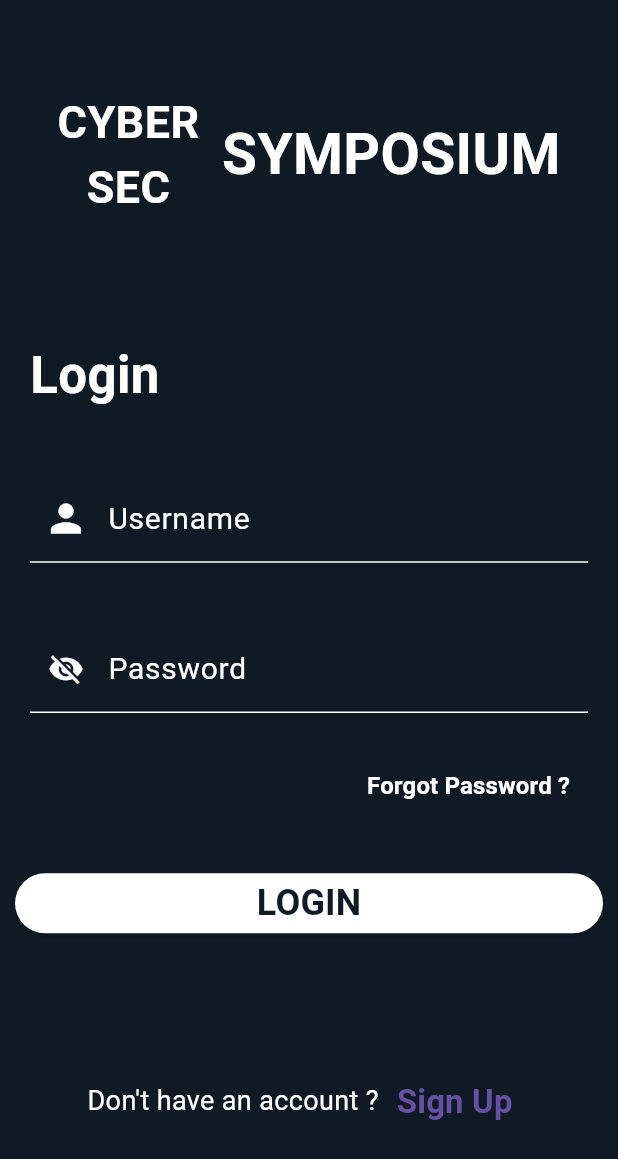
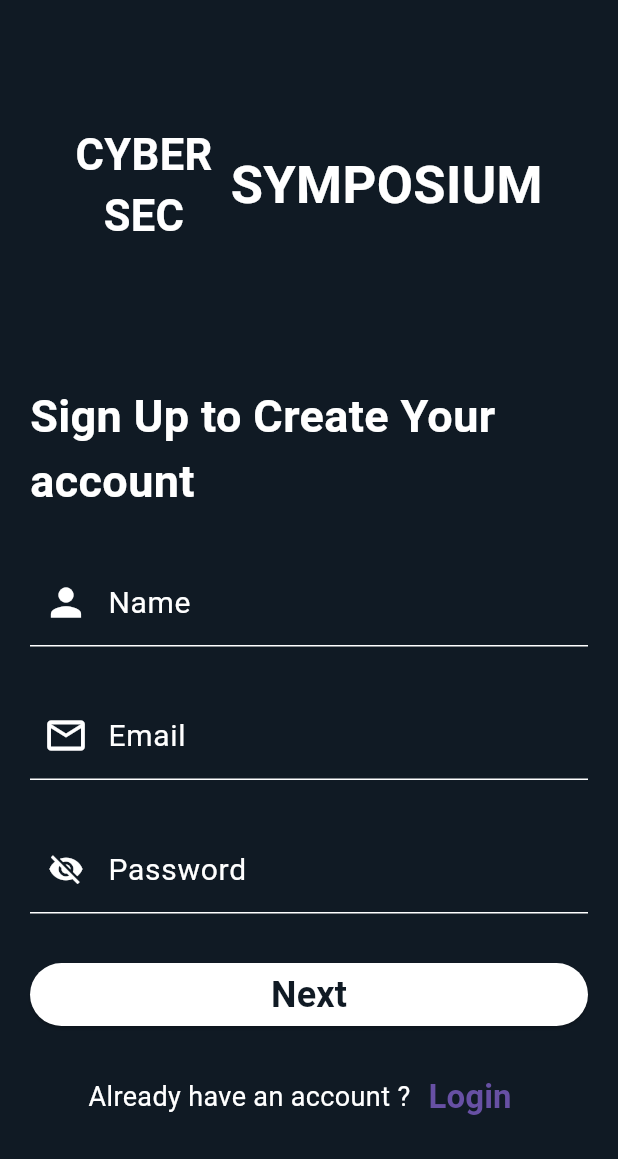
Before and after one commit to harsh082ip/go-flutter-Chat_App, a Flutter app: the screen it shows after launch, after a tap on "Sign Up", on a phone screen of 412 x 824 dp. Shown: the top 1159 px of the screen. Run offline on Flutter 3.47's test engine with Material 3 defaults, Android fonts, the phone set to English and light mode, and no system bars.

Commit message:
signup page added

```diff
--- a/lpu_chathub/lib/views/authentication/login.dart
+++ b/lpu_chathub/lib/views/authentication/login.dart
@@ -1,4 +1,5 @@
 import 'package:flutter/material.dart';
+import 'package:lpu_chathub/views/authentication/signup.dart';
 
 class LoginPage extends StatefulWidget {
   const LoginPage({Key? key}) : super(key: key);
@@ -151,7 +152,9 @@ class _LoginPageState extends State<LoginPage> {
                     width: MediaQuery.of(context).size.width,
                     // Login Button
                     child: ElevatedButton(
-                      onPressed: () {},
+                      onPressed: () {
+
+                      },
                       style: ElevatedButton.styleFrom(
                           shape: const StadiumBorder(),
                           backgroundColor: Colors.white),
@@ -176,7 +179,9 @@ class _LoginPageState extends State<LoginPage> {
                         style: TextStyle(color: Colors.white, fontSize: 18.0),
                       ),
                       TextButton(
-                          onPressed: () {},
+                          onPressed: () {
+                             Navigator.of(context).push(MaterialPageRoute(builder: (context)=>const SignUpPage()));
+                          },
                           child: const Text(
                             'Sign Up',
                             style: TextStyle(
--- /dev/null
+++ b/lpu_chathub/lib/views/authentication/signup.dart
@@ -0,0 +1,213 @@
+import 'package:flutter/material.dart';
+import 'package:lpu_chathub/views/authentication/login.dart';
+
+class SignUpPage extends StatefulWidget {
+  const SignUpPage({Key? key}) : super(key: key);
+
+  @override
+  State<SignUpPage> createState() => _SignUpPageState();
+}
+
+class _SignUpPageState extends State<SignUpPage> {
+  // Boolean to track if the password is visible or not
+  bool isPasswordVisible = false;
+
+  @override
+  Widget build(BuildContext context) {
+    return Scaffold(
+      backgroundColor: const Color.fromARGB(255, 16, 26, 36),
+      body: SingleChildScrollView(
+        child: Container(
+          padding: const EdgeInsets.all(20.0),
+          child: Column(
+            crossAxisAlignment: CrossAxisAlignment.start,
+            children: [
+              // Header section
+              SizedBox(
+                height: MediaQuery.of(context).size.height * 0.25,
+                child: const Row(
+                  mainAxisAlignment: MainAxisAlignment.center,
+                  children: [
+                    Column(
+                      mainAxisAlignment: MainAxisAlignment.center,
+                      children: [
+                        Text(
+                          'CYBER',
+                          style: TextStyle(
+                            fontSize: 29.0,
+                            fontWeight: FontWeight.bold,
+                            color: Colors.white,
+                          ),
+                        ),
+                        Text(
+                          'SEC',
+                          style: TextStyle(
+                            fontSize: 29.0,
+                            fontWeight: FontWeight.bold,
+                            color: Colors.white,
+                          ),
+                        ),
+                      ],
+                    ),
+                    SizedBox(
+                      width: 12.0,
+                    ),
+                    Text(
+                      'SYMPOSIUM',
+                      style: TextStyle(
+                        fontSize: 35.0,
+                        fontWeight: FontWeight.bold,
+                        color: Colors.white,
+                      ),
+                    )
+                  ],
+                ),
+              ),
+              const SizedBox(height: 30), // Added space for better separation
+              // Login form section
+              Column(
+                crossAxisAlignment: CrossAxisAlignment.start,
+                children: [
+                  const Text(
+                    'Sign Up to Create Your account',
+                    style: TextStyle(
+                      fontSize: 30.0,
+                      color: Colors.white,
+                      fontWeight: FontWeight.bold,
+                    ),
+                  ),
+                 const SizedBox(height: 30), // Added space for better separation
+                  // Name TextFormField
+                  TextFormField(
+                    style: const TextStyle(color: Colors.white),
+                    decoration: const InputDecoration(
+                      focusedBorder: UnderlineInputBorder(
+                        borderSide: BorderSide(color: Colors.white),
+                      ),
+                      enabledBorder: UnderlineInputBorder(
+                        borderSide: BorderSide(color: Colors.white),
+                      ),
+                      labelText: 'Name',
+                      labelStyle: TextStyle(
+                        color: Colors.white,
+                        fontSize: 20.0,
+                      ),
+                      prefixIcon: Icon(
+                        Icons.person,
+                        size: 30.0,
+                        color: Colors.white,
+                      ),
+                    ),
+                  ),
+                  const SizedBox(height: 30), // Added space for better separation
+                  // Email Field
+                  TextFormField(
+                    style: const TextStyle(color: Colors.white),
+                    keyboardType: TextInputType.emailAddress,
+                    decoration: const InputDecoration(
+                      focusedBorder: UnderlineInputBorder(
+                        borderSide: BorderSide(color: Colors.white),
+                      ),
+                      enabledBorder: UnderlineInputBorder(
+                        borderSide: BorderSide(color: Colors.white),
+                      ),
+                      labelText: 'Email',
+                      labelStyle: TextStyle(
+                        color: Colors.white,
+                        fontSize: 20.0,
+                      ),
+                      prefixIcon: Icon(
+                        Icons.email_outlined,
+                        size: 30.0,
+                        color: Colors.white,
+                      ),
+                    ),
+                  ),
+                  const SizedBox(height: 30), // Added space for better separation
+                  // Password TextFormField
+                  TextFormField(
+                    style: const TextStyle(color: Colors.white),
+                    obscureText: !isPasswordVisible,
+                    decoration: InputDecoration(
+                      focusedBorder: const UnderlineInputBorder(
+                        borderSide: BorderSide(color: Colors.white),
+                      ),
+                      enabledBorder: const UnderlineInputBorder(
+                        borderSide: BorderSide(color: Colors.white),
+                      ),
+                      labelText: 'Password',
+                      labelStyle: const TextStyle(
+                        color: Colors.white,
+                        fontSize: 20.0,
+                      ),
+                      prefixIcon: IconButton(
+                        color: Colors.white,
+                        onPressed: () {
+                          setState(() {
+                            isPasswordVisible = !isPasswordVisible;
+                          });
+                        },
+                        icon: isPasswordVisible
+                            ? const Icon(Icons.visibility)
+                            : const Icon(Icons.visibility_off),
+                      ),
+                    ),
+                  ),
+                ],
+              ),
+             const SizedBox(height: 30), // Added space for better separation
+              // Login Button and Sign Up section
+              Column(
+                crossAxisAlignment: CrossAxisAlignment.stretch,
+                children: [
+                  ElevatedButton(
+                    onPressed: () {},
+                    style: ElevatedButton.styleFrom(
+                      shape: const StadiumBorder(),
+                      backgroundColor: Colors.white,
+                    ),
+                    child: const Padding(
+                      padding: EdgeInsets.all(4.0),
+                      child: Text(
+                        'Next',
+                        style: TextStyle(
+                          fontSize: 24.0,
+                          fontWeight: FontWeight.bold,
+                          color: Color.fromARGB(255, 16, 26, 36),
+                        ),
+                      ),
+                    ),
+                  ),
+                  const SizedBox(height: 20), // Added space for better separation
+                  // Login link section
+                  Row(
+                    mainAxisAlignment: MainAxisAlignment.center,
+                    children: [
+                      const Text(
+                        'Already have an account ?',
+                        style: TextStyle(color: Colors.white, fontSize: 18.0),
+                      ),
+                      TextButton(
+                        onPressed: () {
+                          Navigator.of(context).push(MaterialPageRoute(
+                              builder: (context) => const LoginPage()));
+                        },
+                        child: const Text(
+                          'Login',
+                          style: TextStyle(
+                            fontSize: 22.0,
+                            fontWeight: FontWeight.bold,
+                          ),
+                        ),
+                      ),
+                    ],
+                  ),
+                ],
+              ),
+            ],
+          ),
+        ),
+      ),
+    );
+  }
+}
```
